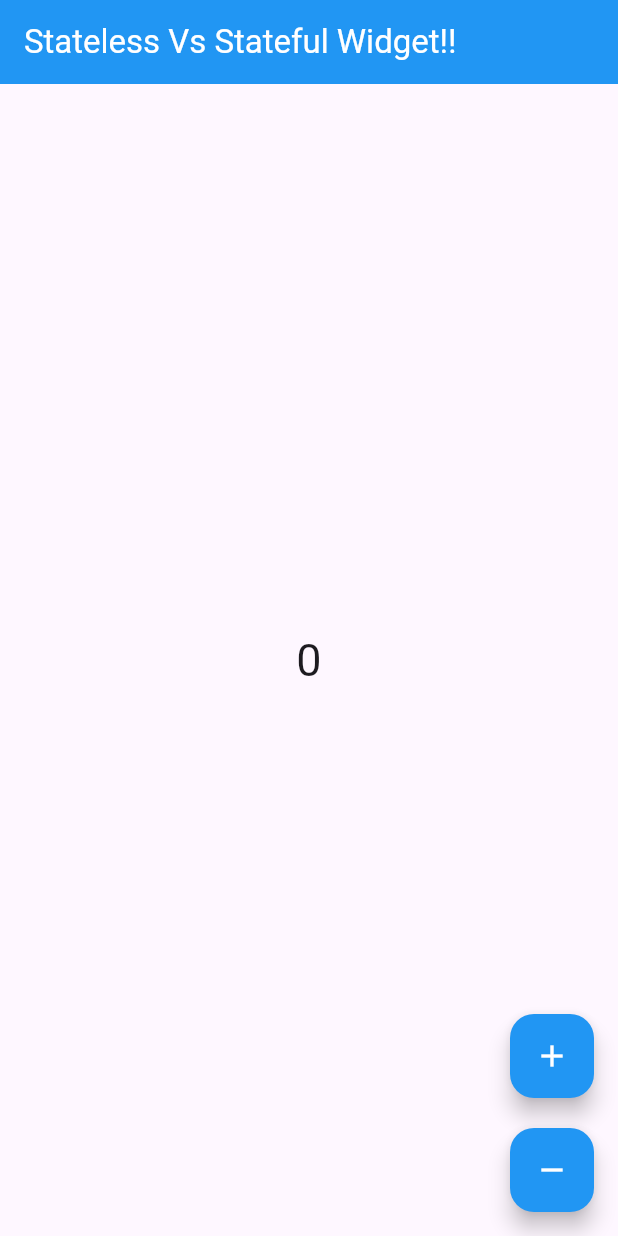
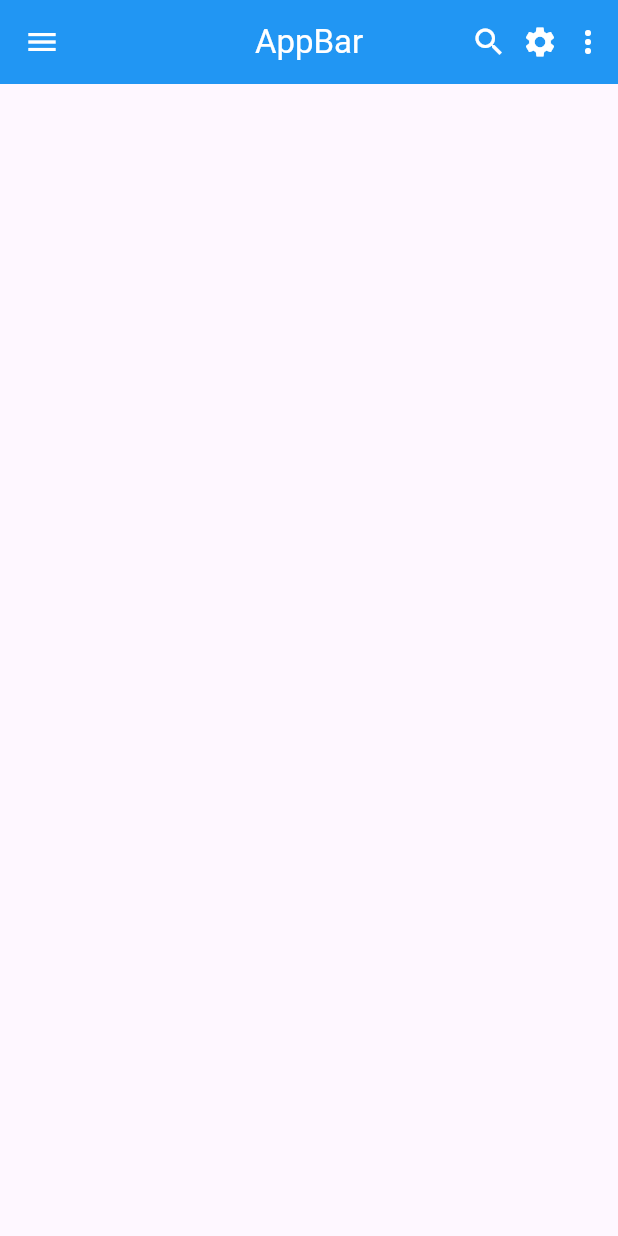
Before and after one commit to Malik399758/flutter_urraan_batch40_ui, a Flutter app: the screen it shows after launch, on a phone screen of 412 x 824 dp. Run offline on Flutter 3.47's test engine with Material 3 defaults, Android fonts, the phone set to English and light mode, and no system bars.

Commit message:
Navigation and appbar completed.

```diff
--- /dev/null
+++ b/lib/flutter_ui/appbar/appbar.dart
@@ -0,0 +1,26 @@
+import 'package:flutter/material.dart';
+
+class AppbarScreen extends StatelessWidget {
+  const AppbarScreen({super.key});
+
+  @override
+  Widget build(BuildContext context) {
+    return Scaffold(
+      appBar: AppBar(
+        actions: [
+          Icon(Icons.search,color: Colors.white,),
+          SizedBox(width: 10,),
+          Icon(Icons.settings,color: Colors.white,),
+          Padding(
+            padding: const EdgeInsets.all(8.0),
+            child: Icon(Icons.more_vert,color: Colors.white,),
+          ),
+        ],
+        leading: Icon(Icons.menu,color: Colors.white,),
+        title: Text('AppBar',style: TextStyle(color: Colors.white),),
+        backgroundColor: Colors.blue,
+        centerTitle: true,
+      ),
+    );
+  }
+}
--- a/lib/main.dart
+++ b/lib/main.dart
@@ -1,11 +1,13 @@
 import 'package:flutter/material.dart';
 import 'package:flutter_urraan_session_batch40_ui/flutter_ui/alignment_and_text.dart';
+import 'package:flutter_urraan_session_batch40_ui/flutter_ui/appbar/appbar.dart';
 import 'package:flutter_urraan_session_batch40_ui/flutter_ui/assets_image_widget.dart';
 import 'package:flutter_urraan_session_batch40_ui/flutter_ui/buttons.dart';
 import 'package:flutter_urraan_session_batch40_ui/flutter_ui/container.dart';
 import 'package:flutter_urraan_session_batch40_ui/flutter_ui/expanded_wrap_widget.dart';
 import 'package:flutter_urraan_session_batch40_ui/flutter_ui/list_tile.dart';
 import 'package:flutter_urraan_session_batch40_ui/flutter_ui/listviewScreen.dart';
+import 'package:flutter_urraan_session_batch40_ui/flutter_ui/navigation_module/screen1.dart';
 import 'package:flutter_urraan_session_batch40_ui/flutter_ui/row_column.dart';
 import 'package:flutter_urraan_session_batch40_ui/flutter_ui/stack.dart';
 import 'package:flutter_urraan_session_batch40_ui/flutter_ui/stateless_and_stateful.dart';
@@ -44,7 +46,9 @@ class MyApp extends StatelessWidget {
         colorScheme: ColorScheme.fromSeed(seedColor: Colors.deepPurple),
         useMaterial3: true,
       ),
-      home: StatelessAndStateful()
+      home: AppbarScreen()
+      //Screen1()
+      //StatelessAndStateful()
       //TextfieldScreen()
       //StackScreen()
       //TextfieldScreen()
```
Also changed, not shown: lib/flutter_ui/navigation_module/screen1.dart (added, +35 -0 lines), lib/flutter_ui/navigation_module/screen2.dart (added, +35 -0 lines), lib/flutter_ui/navigation_module/screen3.dart (added, +17 -0 lines).
